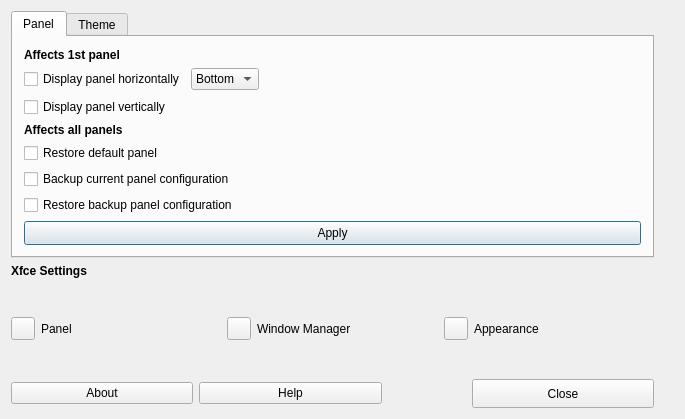
Qt form tweak/defaultlook.ui (MX-Linux/mx-tweak) before a commit.
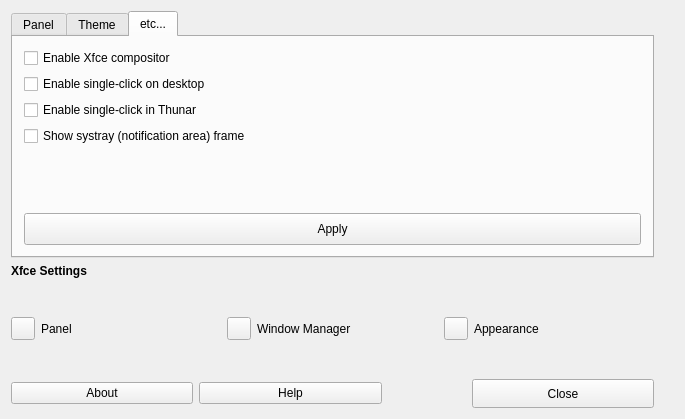
The same form after that commit. Icons and pictures are not drawn.

Commit message: added etc tab

Patch:
```diff
--- a/tweak/defaultlook.ui
+++ b/tweak/defaultlook.ui
@@ -10,6 +10,12 @@
     <height>419</height>
    </rect>
   </property>
+  <property name="minimumSize">
+   <size>
+    <width>0</width>
+    <height>32</height>
+   </size>
+  </property>
   <property name="windowTitle">
    <string>MX Tweak</string>
   </property>
@@ -25,7 +31,7 @@
        <enum>QTabWidget::North</enum>
       </property>
       <property name="currentIndex">
-       <number>0</number>
+       <number>2</number>
       </property>
       <widget class="QWidget" name="Panel">
        <attribute name="title">
@@ -246,6 +252,74 @@
         </item>
        </layout>
       </widget>
+      <widget class="QWidget" name="etcTab">
+       <attribute name="title">
+        <string>etc...</string>
+       </attribute>
+       <layout class="QGridLayout" name="gridLayout_8">
+        <item row="0" column="0">
+         <layout class="QGridLayout" name="gridLayout_7">
+          <item row="1" column="0">
+           <widget class="QCheckBox" name="checkBoxSingleClick">
+            <property name="text">
+             <string>Enable single-click on desktop</string>
+            </property>
+           </widget>
+          </item>
+          <item row="2" column="0">
+           <widget class="QCheckBox" name="checkBoxThunarSingleClick">
+            <property name="text">
+             <string>Enable single-click in Thunar</string>
+            </property>
+           </widget>
+          </item>
+          <item row="5" column="0">
+           <widget class="QPushButton" name="ButtonApplyEtc">
+            <property name="minimumSize">
+             <size>
+              <width>0</width>
+              <height>32</height>
+             </size>
+            </property>
+            <property name="text">
+             <string>Apply</string>
+            </property>
+            <property name="icon">
+             <iconset theme="dialog-ok"/>
+            </property>
+           </widget>
+          </item>
+          <item row="0" column="0">
+           <widget class="QCheckBox" name="checkBoxXfceCompositor">
+            <property name="text">
+             <string>Enable Xfce compositor</string>
+            </property>
+           </widget>
+          </item>
+          <item row="4" column="0">
+           <spacer name="verticalSpacer_6">
+            <property name="orientation">
+             <enum>Qt::Vertical</enum>
+            </property>
+            <property name="sizeHint" stdset="0">
+             <size>
+              <width>20</width>
+              <height>40</height>
+             </size>
+            </property>
+           </spacer>
+          </item>
+          <item row="3" column="0">
+           <widget class="QCheckBox" name="checkBoxSystrayFrame">
+            <property name="text">
+             <string>Show systray (notification area) frame</string>
+            </property>
+           </widget>
+          </item>
+         </layout>
+        </item>
+       </layout>
+      </widget>
      </widget>
     </item>
     <item row="1" column="0">
```
Left out of the diff: 442 changed lines with no effect on the pictures. The commit also changes 2 other files.
